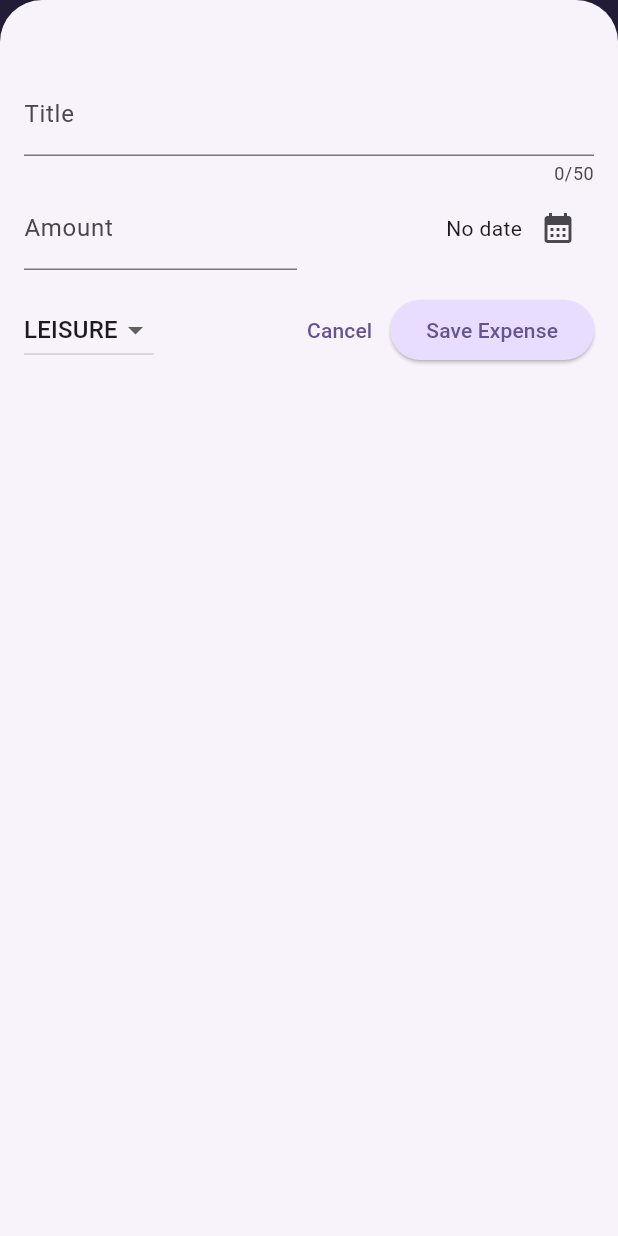
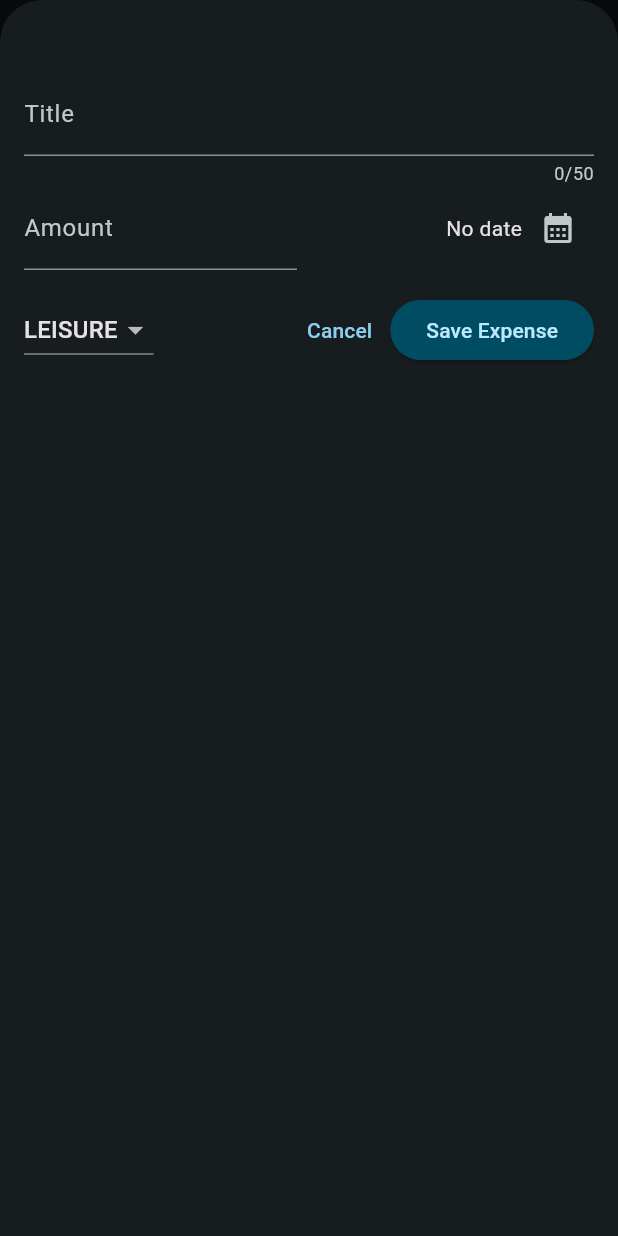
Before and after one commit to dinhduyvo/learning, a Flutter app: the screen it shows after launch, after a tap on the "add" icon, on a phone screen of 412 x 824 dp. Run offline on Flutter 3.47's test engine with Material 3 defaults, Android fonts, the phone set to English and light mode, and no system bars; our stand-ins replace google_fonts; missing offline and left inert: dart:ffi.

Commit message:
Flutter session 129

```diff
--- a/expense_tracker/lib/main.dart
+++ b/expense_tracker/lib/main.dart
@@ -4,8 +4,22 @@ import 'package:flutter/material.dart';
 var myColorScheme =
     ColorScheme.fromSeed(seedColor: const Color.fromARGB(255, 96, 59, 181));
 
+var myDarkColorScheme = ColorScheme.fromSeed(
+    brightness: Brightness.dark,
+    seedColor: const Color.fromARGB(255, 5, 99, 125));
+
 void main() {
   runApp(MaterialApp(
+    darkTheme: ThemeData.dark(useMaterial3: true).copyWith(
+      colorScheme: myDarkColorScheme,
+      cardTheme: const CardTheme().copyWith(
+          color: myDarkColorScheme.secondaryContainer,
+          margin: const EdgeInsets.symmetric(horizontal: 16, vertical: 8)),
+      elevatedButtonTheme: ElevatedButtonThemeData(
+          style: ElevatedButton.styleFrom(
+              backgroundColor: myDarkColorScheme.primaryContainer,
+              foregroundColor: myDarkColorScheme.onPrimaryContainer)),
+    ),
     theme: ThemeData(
       useMaterial3: true,
     ).copyWith(
@@ -25,6 +39,7 @@ void main() {
                 fontWeight: FontWeight.bold,
                 color: myColorScheme.onSecondaryContainer,
                 fontSize: 16))),
+    themeMode: ThemeMode.dark,
     home: const Expenses(),
   ));
 }
```
